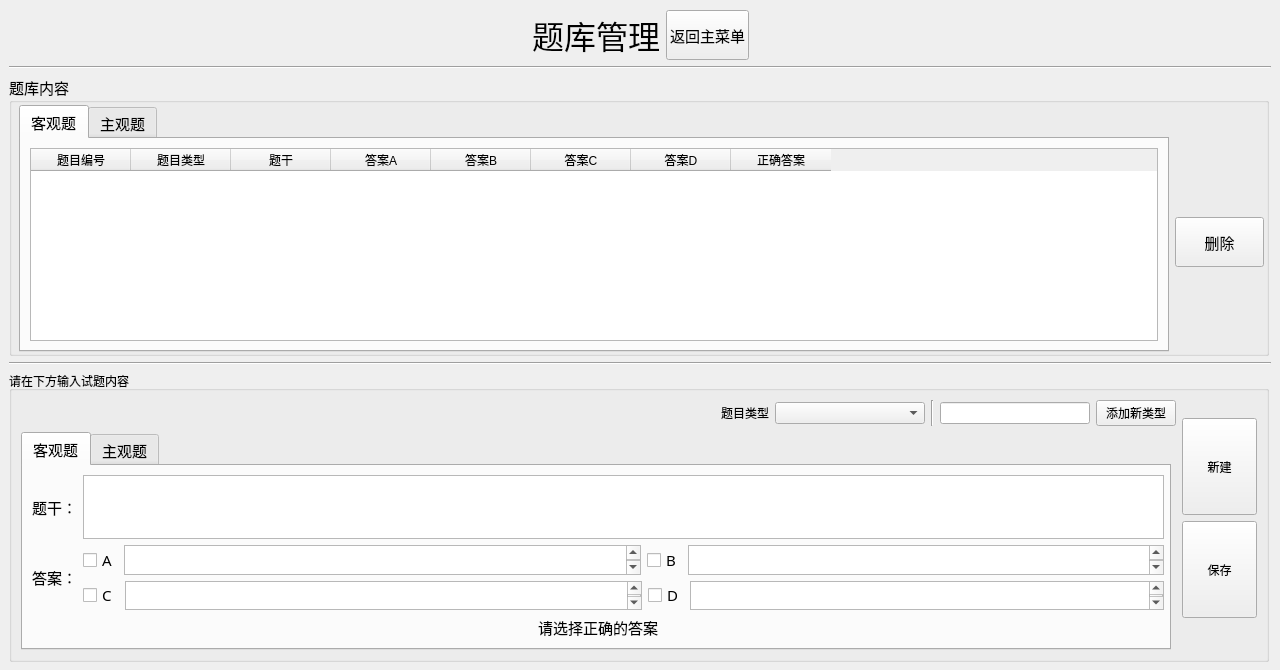
AlanForeverAi/Exams, file server/QuestionsManageUI.ui: the form before one commit.
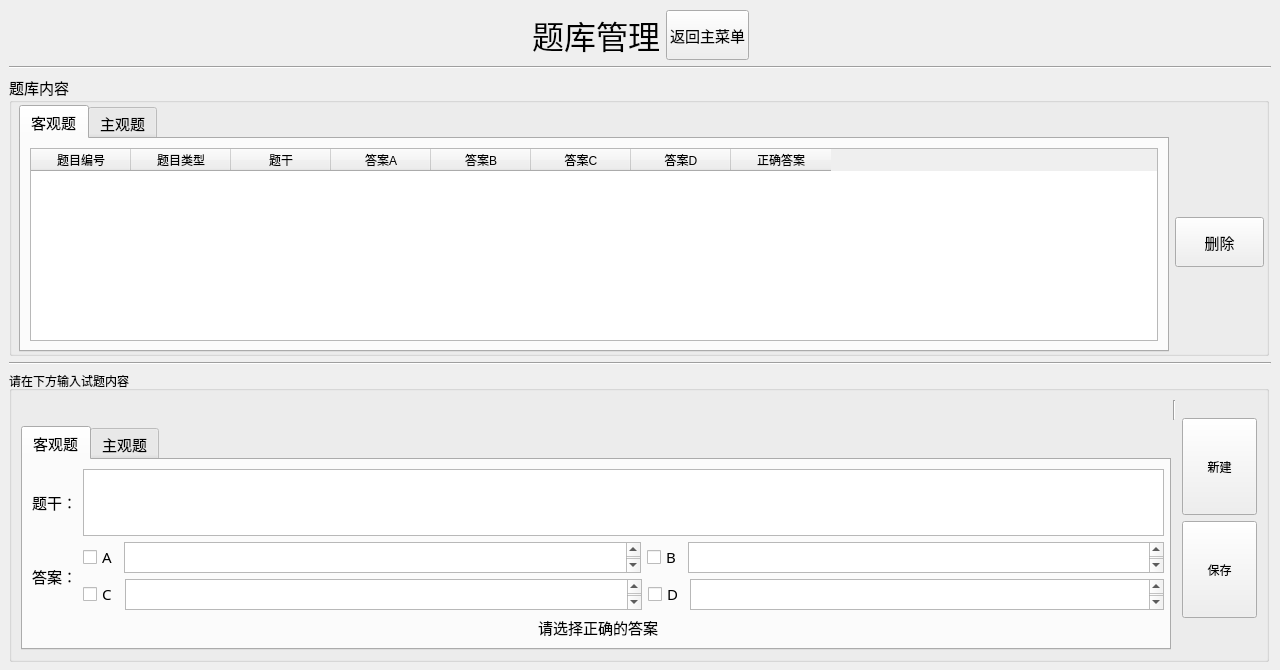
The form after the commit.

```diff
--- a/server/QuestionsManageUI.ui
+++ b/server/QuestionsManageUI.ui
@@ -400,29 +400,6 @@
                </property>
               </spacer>
              </item>
-             <item>
-              <widget class="QLabel" name="label">
-               <property name="text">
-                <string>题目类型</string>
-               </property>
-              </widget>
-             </item>
-             <item>
-              <widget class="QComboBox" name="comboBox_type">
-               <property name="minimumSize">
-                <size>
-                 <width>150</width>
-                 <height>0</height>
-                </size>
-               </property>
-               <property name="maximumSize">
-                <size>
-                 <width>150</width>
-                 <height>16777215</height>
-                </size>
-               </property>
-              </widget>
-             </item>
              <item>
               <widget class="Line" name="line_2">
                <property name="orientation">
@@ -430,23 +407,6 @@
                </property>
               </widget>
              </item>
-             <item>
-              <widget class="QLineEdit" name="lineEdit_type">
-               <property name="maximumSize">
-                <size>
-                 <width>150</width>
-                 <height>16777215</height>
-                </size>
-               </property>
-              </widget>
-             </item>
-             <item>
-              <widget class="QPushButton" name="Button_addtype">
-               <property name="text">
-                <string>添加新类型</string>
-               </property>
-              </widget>
-             </item>
             </layout>
            </item>
            <item>
```
